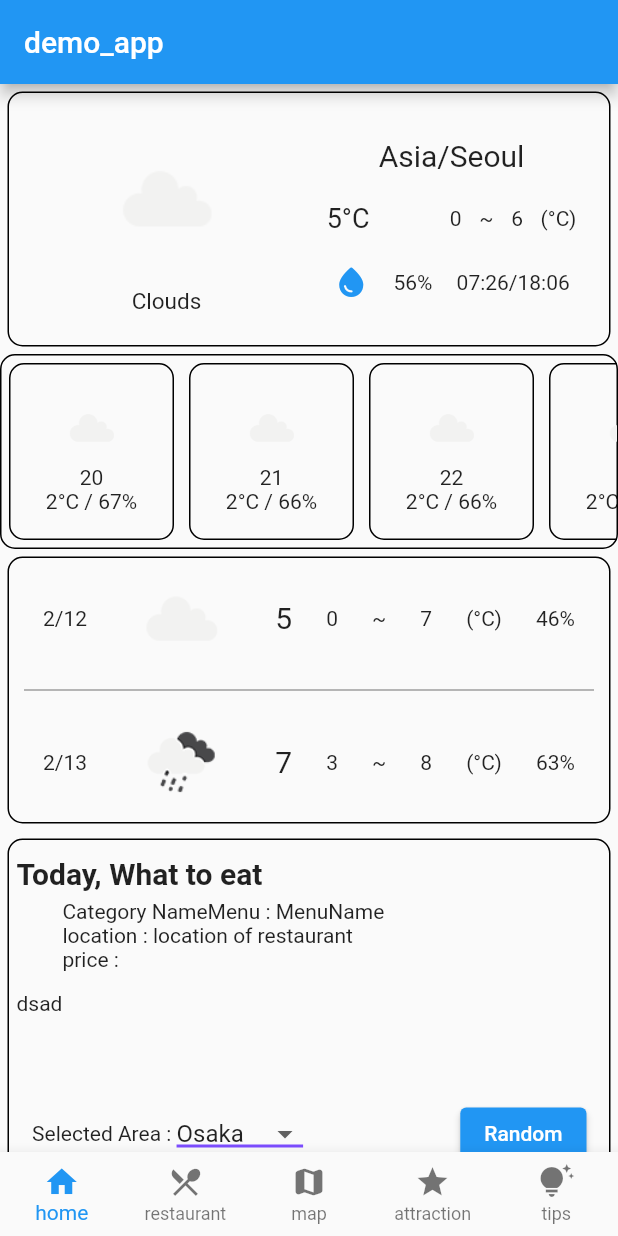
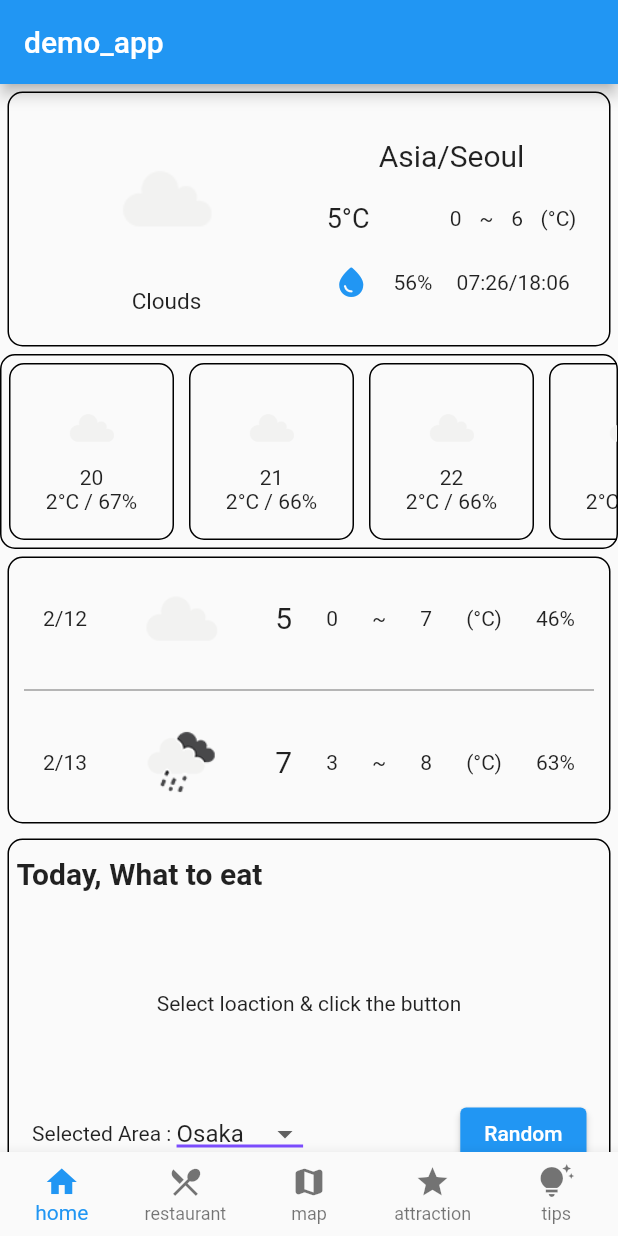
Before and after one commit to leejunyoung8631/ProtoJapanApp, a Flutter app: the screen it shows after launch, after a tap on "Random", on a phone screen of 412 x 824 dp. Run offline on Flutter 3.47's test engine with Material 2 defaults, Android fonts, the phone set to English and light mode, and no system bars; our stand-ins replace cloud_firestore, firebase_core, flutter_dotenv, geolocator, google_maps_flutter; missing offline and left inert: dart:ffi, dart:html; accounts and stored records are empty; generated files the repository leaves out were written again.

```diff
--- a/lib/home.dart
+++ b/lib/home.dart
@@ -1,3 +1,5 @@
+import 'dart:math';
+
 import "package:flutter/material.dart";
 import 'package:flutter_dotenv/flutter_dotenv.dart'; // for api key
 
@@ -6,6 +8,8 @@ import 'weather.dart';
 import 'package:http/http.dart' as http;
 import 'package:flutter/services.dart';
 import 'dart:convert';
+
+import 'package:cloud_firestore/cloud_firestore.dart'; // for restaturant generator
 
 class HomePage extends StatefulWidget {
   const HomePage({super.key});
@@ -252,7 +256,34 @@ class RestaurantGenerator extends StatefulWidget {
 class _RestaurantGeneratorState extends State<RestaurantGenerator> {
   final _area = ["Osaka", "Tokyo", "Fukuoka", "Kobe", "Nagoya"];
   String _selectArea = "Osaka";
-  String component = "aa";
+  String component = "not-decided";
+
+  // For generated info
+  final firestore = FirebaseFirestore.instance;
+  var name = "",
+      recommend = "",
+      image_path = "",
+      category = "",
+      menu = "",
+      location = "",
+      price = "";
+
+  // then을 써야 불러 온 다음 행동을 할 수 있는 듯 싶다.
+  Future<void> resGenerate(String loac) async {
+    int len, randomIndex;
+    await firestore.collection(loac).get().then((QuerySnapshot querySnapshot) {
+      len = querySnapshot.docs.length;
+      randomIndex = Random().nextInt(len);
+      var temp = querySnapshot.docs.elementAt(randomIndex);
+      image_path = temp["picture"];
+      category = temp["category"];
+      menu = temp["menu"];
+      location = temp["address"] ?? "null"; // null exception
+      price = "*" * int.parse(temp["price"]);
+      recommend = "*" * int.parse(temp["recommend"]);
+      name = temp["name"];
+    });
+  }
 
   @override
   Widget build(BuildContext context) {
@@ -277,37 +308,42 @@ class _RestaurantGeneratorState extends State<RestaurantGenerator> {
               )),
           Flexible(
             flex: 4,
-            child: (component == "aa")
+            child: (component == "not-decided")
                 ? Container(
-                    child: Text("dasdsadsd"),
+                    child: Text("Select loaction & click the button"),
                     alignment: Alignment.center,
                   ) // before clicking random
                 : Row(
+                    mainAxisAlignment: MainAxisAlignment.spaceEvenly,
                     children: [
                       // image of restaurant
                       Flexible(
                         flex: 2,
-                        child: Text("dsad"),
+                        child: Text(image_path), // image of menu
                       ),
                       // spec of restaurant
                       Flexible(
                           flex: 3,
                           child: Column(
+                            mainAxisAlignment: MainAxisAlignment.spaceEvenly,
                             children: [
                               Row(
                                 children: [
-                                  Text("Category Name"),
-                                  Text("Menu : MenuName"),
+                                  Text("Category : $category "),
+                                  Text("Menu : $menu"), // put menu name
                                 ],
                               ),
                               Row(
                                 children: [
-                                  Text("location : "),
-                                  Text("location of restaurant"),
+                                  Text("Location : $location"),
                                 ],
                               ),
                               Row(
-                                children: [Text("price : ")],
+                                children: [
+                                  Text("Price : $price "),
+                                  Text(
+                                      "Recommend : $recommend"), // number of stars
+                                ],
                               ),
                             ],
                           )),
@@ -339,7 +375,8 @@ class _RestaurantGeneratorState extends State<RestaurantGenerator> {
                 ),
                 Expanded(child: Text("")),
                 ElevatedButton(
-                    onPressed: () {
+                    onPressed: () async {
+                      await resGenerate(_selectArea);
                       setState(() {
                         component = _selectArea;
                       });
```
